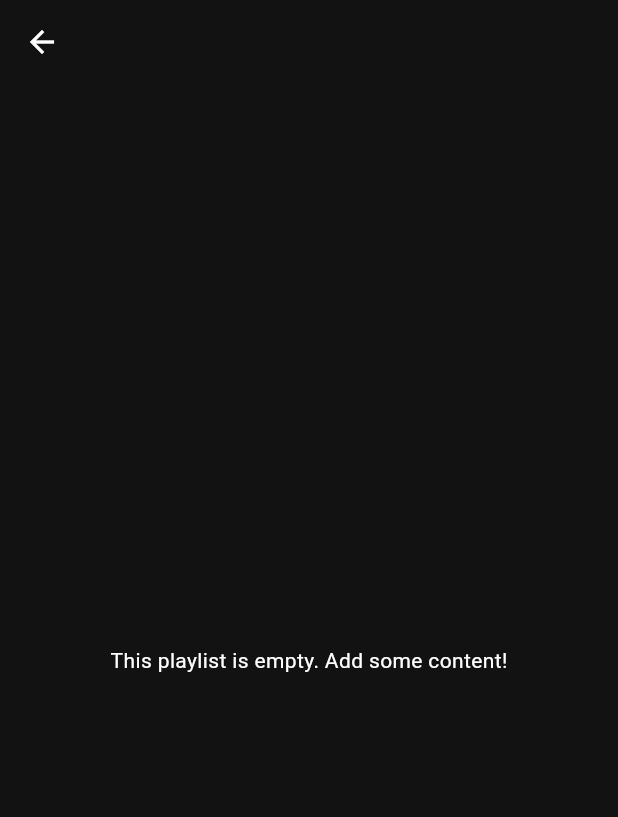
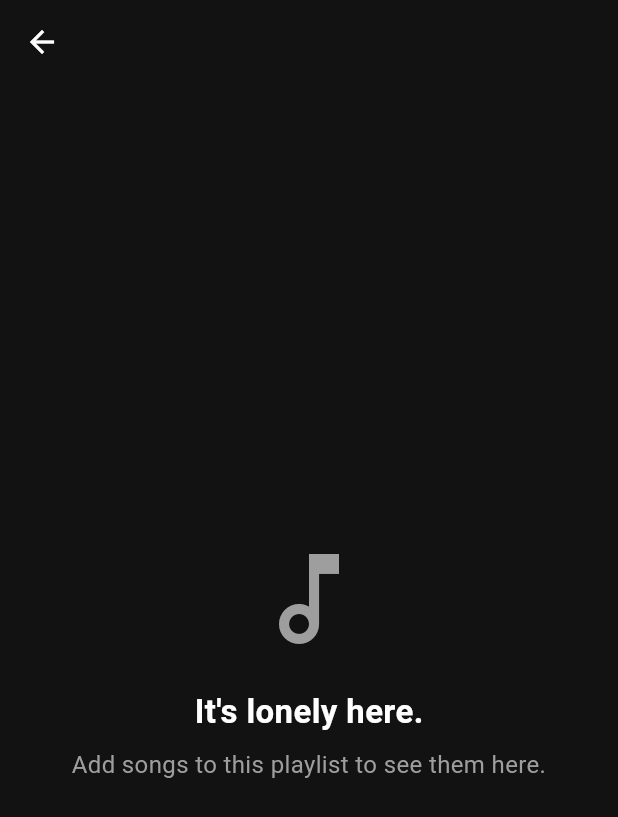
Before and after one commit to chigoezeh/selman_app, a Flutter app: the PlaylistDetailScreen screen opened directly with empty values, on a phone screen of 412 x 824 dp. Shown: the top 817 px of the screen. Run offline on Flutter 3.47's test engine with Material 3 defaults, Android fonts, the phone set to English and light mode, and no system bars; accounts and stored records are empty.

Commit message:
updated playlist detail screen to capture a more engaging ui for empty playlist

```diff
--- a/lib/screens/playlist_detail_screen.dart
+++ b/lib/screens/playlist_detail_screen.dart
@@ -49,7 +49,27 @@ class _PlaylistDetailScreenState extends State<PlaylistDetailScreen> {
             return Center(child: Text('Error: ${snapshot.error}'));
           } else if (!snapshot.hasData || snapshot.data!.contents!.isEmpty) {
             return const Center(
-              child: Text('This playlist is empty. Add some content!'),
+              child: Column(
+                mainAxisAlignment: MainAxisAlignment.center,
+                children: [
+                  Icon(
+                    Icons.music_note_outlined,
+                    size: 80,
+                    color: Colors.grey,
+                  ),
+                  SizedBox(height: 20),
+                  Text(
+                    "It's lonely here.",
+                    style: TextStyle(fontSize: 22, fontWeight: FontWeight.bold),
+                  ),
+                  SizedBox(height: 8),
+                  Text(
+                    'Add songs to this playlist to see them here.',
+                    style: TextStyle(fontSize: 16, color: Colors.grey),
+                    textAlign: TextAlign.center,
+                  ),
+                ],
+              ),
             );
           }
 
```
